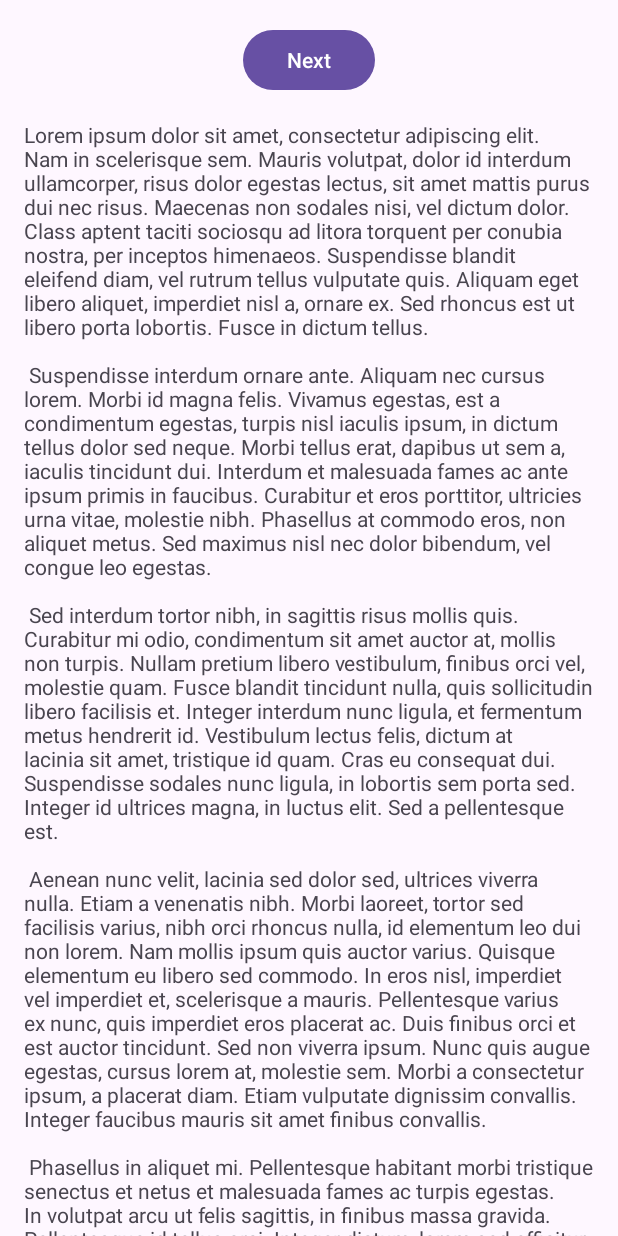
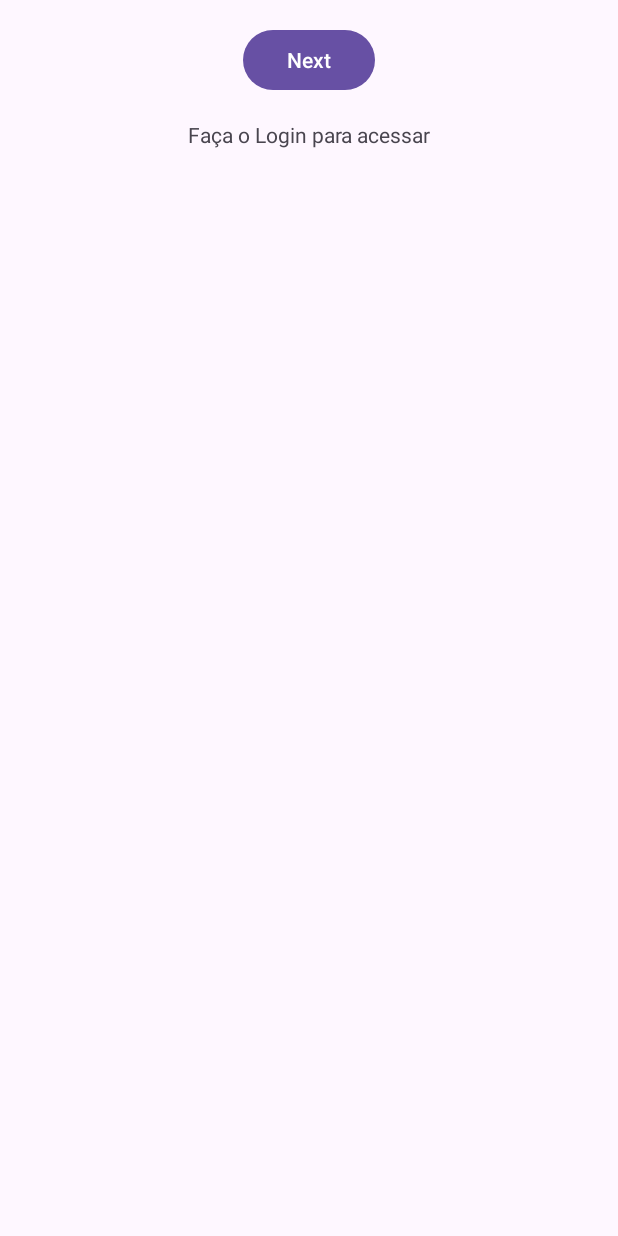
Before and after one commit to victorYghor/Iara, an Android app: the layout fragment_login.xml on its own in the app's theme, with its tools: preview values and no code run, on a phone screen of 412 x 824 dp. Run offline under Robolectric (Android 15) with nearby library versions, the phone set to English and light mode, and no system bars.

Commit message:
add login screen

```diff
--- a/app/src/main/res/layout/fragment_first.xml
+++ b/app/src/main/res/layout/fragment_login.xml
@@ -26,7 +26,7 @@
             android:layout_width="wrap_content"
             android:layout_height="wrap_content"
             android:layout_marginTop="16dp"
-            android:text="@string/lorem_ipsum"
+            android:text="@string/faca_login_para_acessar"
             app:layout_constraintBottom_toBottomOf="parent"
             app:layout_constraintEnd_toEndOf="parent"
             app:layout_constraintStart_toStartOf="parent"
--- a/app/src/main/res/navigation/nav_graph.xml
+++ b/app/src/main/res/navigation/nav_graph.xml
@@ -9,7 +9,7 @@
         android:id="@+id/FirstFragment"
         android:name="com.iara.FirstFragment"
         android:label="@string/first_fragment_label"
-        tools:layout="@layout/fragment_first">
+        tools:layout="@layout/fragment_login">
 
         <action
             android:id="@+id/action_FirstFragment_to_SecondFragment"
```
